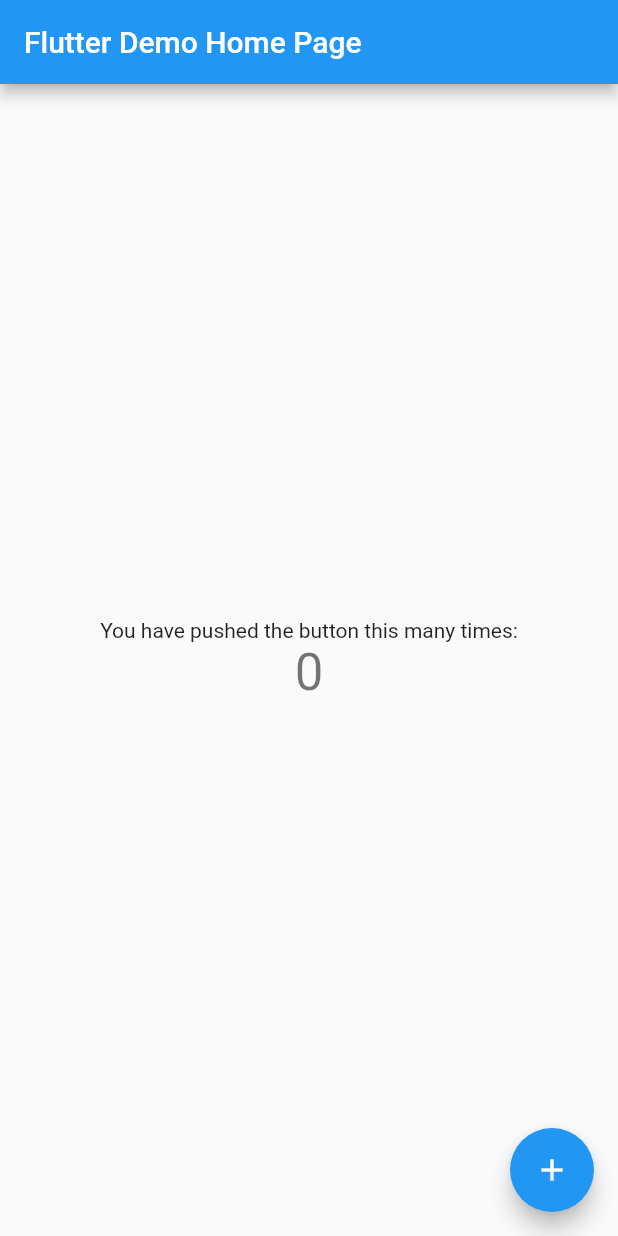
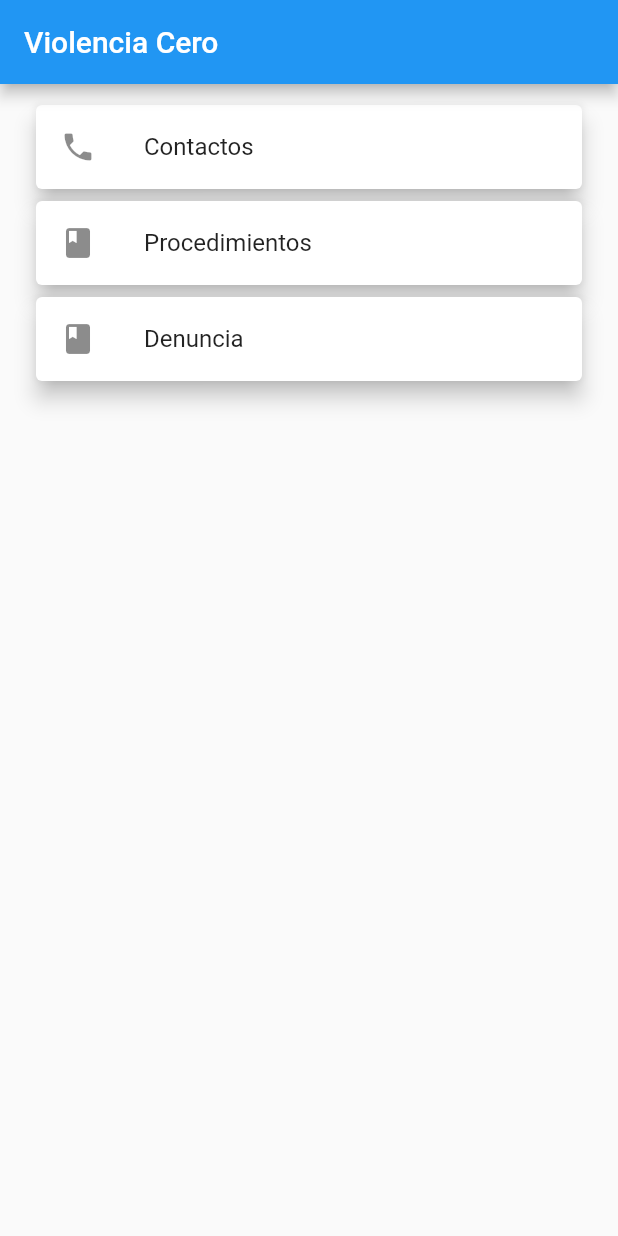
Before and after one commit to aletscst/violencia-cero-mp-app, a Flutter app: the screen it shows after launch, on a phone screen of 412 x 824 dp. Run offline on Flutter 3.47's test engine with Material 2 defaults, Android fonts, the phone set to English and light mode, and no system bars.

Commit message:
Menu principal

```diff
--- a/lib/main.dart
+++ b/lib/main.dart
@@ -1,117 +1,25 @@
 import 'package:flutter/material.dart';
+import 'package:violencia_cero/src/pages/contacts_page.dart';
+import 'package:violencia_cero/src/pages/home_page.dart';
+import 'package:violencia_cero/src/pages/procedures_page.dart';
+import 'package:violencia_cero/src/pages/report_page.dart';
 
 void main() {
-  runApp(MyApp());
+  runApp(new MyApp());
 }
 
 class MyApp extends StatelessWidget {
-  // This widget is the root of your application.
   @override
   Widget build(BuildContext context) {
     return MaterialApp(
-      title: 'Flutter Demo',
-      theme: ThemeData(
-        // This is the theme of your application.
-        //
-        // Try running your application with "flutter run". You'll see the
-        // application has a blue toolbar. Then, without quitting the app, try
-        // changing the primarySwatch below to Colors.green and then invoke
-        // "hot reload" (press "r" in the console where you ran "flutter run",
-        // or simply save your changes to "hot reload" in a Flutter IDE).
-        // Notice that the counter didn't reset back to zero; the application
-        // is not restarted.
-        primarySwatch: Colors.blue,
-        // This makes the visual density adapt to the platform that you run
-        // the app on. For desktop platforms, the controls will be smaller and
-        // closer together (more dense) than on mobile platforms.
-        visualDensity: VisualDensity.adaptivePlatformDensity,
-      ),
-      home: MyHomePage(title: 'Flutter Demo Home Page'),
+      debugShowCheckedModeBanner: false,
+      initialRoute: 'home',
+      routes: <String, WidgetBuilder>{
+        'home': (BuildContext context) => HomePage(),
+        'contacts': (BuildContext context) => ContactsPage(),
+        'procedures': (BuildContext context) => ProceduresPage(),
+        'report': (BuildContext context) => ReportPage(),
+      },
     );
   }
 }
-
-class MyHomePage extends StatefulWidget {
-  MyHomePage({Key key, this.title}) : super(key: key);
-
-  // This widget is the home page of your application. It is stateful, meaning
-  // that it has a State object (defined below) that contains fields that affect
-  // how it looks.
-
-  // This class is the configuration for the state. It holds the values (in this
-  // case the title) provided by the parent (in this case the App widget) and
-  // used by the build method of the State. Fields in a Widget subclass are
-  // always marked "final".
-
-  final String title;
-
-  @override
-  _MyHomePageState createState() => _MyHomePageState();
-}
-
-class _MyHomePageState extends State<MyHomePage> {
-  int _counter = 0;
-
-  void _incrementCounter() {
-    setState(() {
-      // This call to setState tells the Flutter framework that something has
-      // changed in this State, which causes it to rerun the build method below
-      // so that the display can reflect the updated values. If we changed
-      // _counter without calling setState(), then the build method would not be
-      // called again, and so nothing would appear to happen.
-      _counter++;
-    });
-  }
-
-  @override
-  Widget build(BuildContext context) {
-    // This method is rerun every time setState is called, for instance as done
-    // by the _incrementCounter method above.
-    //
-    // The Flutter framework has been optimized to make rerunning build methods
-    // fast, so that you can just rebuild anything that needs updating rather
-    // than having to individually change instances of widgets.
-    return Scaffold(
-      appBar: AppBar(
-        // Here we take the value from the MyHomePage object that was created by
-        // the App.build method, and use it to set our appbar title.
-        title: Text(widget.title),
-      ),
-      body: Center(
-        // Center is a layout widget. It takes a single child and positions it
-        // in the middle of the parent.
-        child: Column(
-          // Column is also a layout widget. It takes a list of children and
-          // arranges them vertically. By default, it sizes itself to fit its
-          // children horizontally, and tries to be as tall as its parent.
-          //
-          // Invoke "debug painting" (press "p" in the console, choose the
-          // "Toggle Debug Paint" action from the Flutter Inspector in Android
-          // Studio, or the "Toggle Debug Paint" command in Visual Studio Code)
-          // to see the wireframe for each widget.
-          //
-          // Column has various properties to control how it sizes itself and
-          // how it positions its children. Here we use mainAxisAlignment to
-          // center the children vertically; the main axis here is the vertical
-          // axis because Columns are vertical (the cross axis would be
-          // horizontal).
-          mainAxisAlignment: MainAxisAlignment.center,
-          children: <Widget>[
-            Text(
-              'You have pushed the button this many times:',
-            ),
-            Text(
-              '$_counter',
-              style: Theme.of(context).textTheme.headline4,
-            ),
-          ],
-        ),
-      ),
-      floatingActionButton: FloatingActionButton(
-        onPressed: _incrementCounter,
-        tooltip: 'Increment',
-        child: Icon(Icons.add),
-      ), // This trailing comma makes auto-formatting nicer for build methods.
-    );
-  }
-}
--- /dev/null
+++ b/lib/src/models/option_menu_model.dart
@@ -0,0 +1,7 @@
+class OptionMenu {
+  String name;
+  String route;
+  String icon;
+
+  OptionMenu({this.name, this.route, this.icon});
+}
--- /dev/null
+++ b/lib/src/pages/contacts_page.dart
@@ -0,0 +1,12 @@
+import 'package:flutter/material.dart';
+
+class ContactsPage extends StatelessWidget {
+  @override
+  Widget build(BuildContext context) {
+    return Scaffold(
+      appBar: AppBar(
+        title: Text('Contactos'),
+      ),
+    );
+  }
+}
--- /dev/null
+++ b/lib/src/pages/home_page.dart
@@ -0,0 +1,48 @@
+import 'package:flutter/material.dart';
+import 'package:violencia_cero/src/models/option_menu_model.dart';
+import 'package:violencia_cero/src/utils/icono_string_util.dart';
+
+class HomePage extends StatelessWidget {
+  final List<OptionMenu> _menuOptions = [
+    new OptionMenu(name: 'Contactos', route: 'contacts', icon: 'phone'),
+    new OptionMenu(name: 'Procedimientos', route: 'procedures', icon: 'book'),
+    new OptionMenu(name: 'Denuncia', route: 'report', icon: 'book')
+  ];
+
+  @override
+  Widget build(BuildContext context) {
+    return Scaffold(
+      appBar: AppBar(
+        title: Text('Violencia Cero'),
+      ),
+      body: ListView(
+        padding: EdgeInsets.symmetric(horizontal: 20.0, vertical: 10.0),
+        children: _getMenu(context),
+      ),
+    );
+  }
+
+  List<Widget> _getMenu(BuildContext context) {
+    List<Widget> menu = new List<Widget>();
+
+    _menuOptions.forEach((option) {
+      final optionCard = Card(
+        child: Column(
+          children: <Widget>[
+            ListTile(
+              leading: getIconByName(option.icon),
+              title: Text(option.name),
+              onTap: () {
+                Navigator.pushNamed(context, option.route);
+              },
+            ),
+          ],
+        ),
+        elevation: 6.0,
+      );
+      menu.add(optionCard);
+    });
+
+    return menu;
+  }
+}
--- /dev/null
+++ b/lib/src/pages/procedures_page.dart
@@ -0,0 +1,12 @@
+import 'package:flutter/material.dart';
+
+class ProceduresPage extends StatelessWidget {
+  @override
+  Widget build(BuildContext context) {
+    return Scaffold(
+      appBar: AppBar(
+        title: Text('Procedimientos'),
+      ),
+    );
+  }
+}
--- /dev/null
+++ b/lib/src/pages/report_page.dart
@@ -0,0 +1,12 @@
+import 'package:flutter/material.dart';
+
+class ReportPage extends StatelessWidget {
+  @override
+  Widget build(BuildContext context) {
+    return Scaffold(
+      appBar: AppBar(
+        title: Text('Levanta tu Denuncia o Reporte'),
+      ),
+    );
+  }
+}
--- /dev/null
+++ b/lib/src/utils/icono_string_util.dart
@@ -0,0 +1,10 @@
+import 'package:flutter/material.dart';
+
+final _icons = <String, IconData>{
+  'phone': Icons.phone,
+  'book': Icons.book,
+};
+
+Icon getIconByName(String iconName) {
+  return Icon(_icons[iconName]);
+}
--- a/pubspec.yaml
+++ b/pubspec.yaml
@@ -45,7 +45,8 @@ flutter:
   uses-material-design: true
 
   # To add assets to your application, add an assets section, like this:
-  # assets:
+  assets:
+    - assets/
   #   - images/a_dot_burr.jpeg
   #   - images/a_dot_ham.jpeg
 
```
Also changed, not shown: pubspec.lock.
